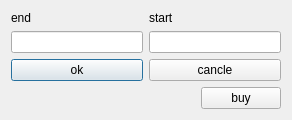
lometsj/train, file dialogbuyst.ui: the form before one commit.
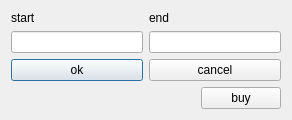
The form after the commit.

```diff
--- a/dialogbuyst.ui
+++ b/dialogbuyst.ui
@@ -19,19 +19,6 @@
   <layout class="QVBoxLayout" name="verticalLayout">
    <item>
     <layout class="QHBoxLayout" name="horizontalLayout">
-     <item>
-      <widget class="QLabel" name="label_2">
-       <property name="sizePolicy">
-        <sizepolicy hsizetype="Expanding" vsizetype="Fixed">
-         <horstretch>0</horstretch>
-         <verstretch>0</verstretch>
-        </sizepolicy>
-       </property>
-       <property name="text">
-        <string>end</string>
-       </property>
-      </widget>
-     </item>
      <item>
       <widget class="QLabel" name="label">
        <property name="sizePolicy">
@@ -45,6 +32,19 @@
        </property>
       </widget>
      </item>
+     <item>
+      <widget class="QLabel" name="label_2">
+       <property name="sizePolicy">
+        <sizepolicy hsizetype="Expanding" vsizetype="Fixed">
+         <horstretch>0</horstretch>
+         <verstretch>0</verstretch>
+        </sizepolicy>
+       </property>
+       <property name="text">
+        <string>end</string>
+       </property>
+      </widget>
+     </item>
     </layout>
    </item>
    <item>
@@ -87,7 +87,7 @@
         </sizepolicy>
        </property>
        <property name="text">
-        <string>cancle</string>
+        <string>cancel</string>
        </property>
       </widget>
      </item>
```
